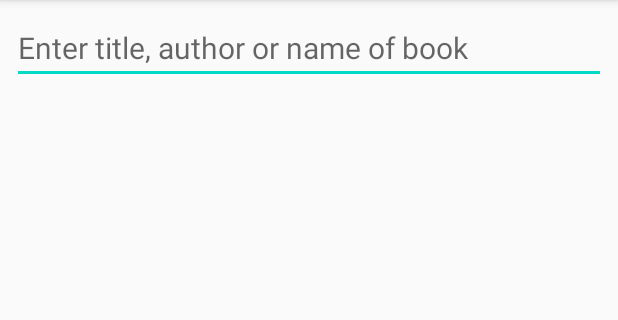
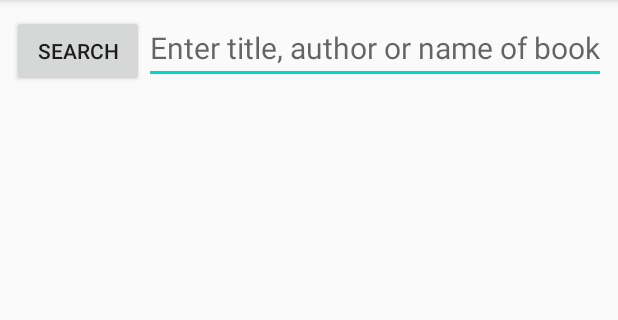
Before and after one commit to Kyoshiin/Book-Finder, an Android app: the screen it shows after launch (BookFinderActivity), on a phone screen of 412 x 824 dp, the part 84-404 px from its top. Run offline under Robolectric (Android 15) with nearby library versions, the phone set to English and light mode, and no system bars.

Commit message:
Added Search Bar

```diff
--- a/app/src/main/java/com/example/bookfinder/BookFinderActivity.java
+++ b/app/src/main/java/com/example/bookfinder/BookFinderActivity.java
@@ -4,7 +4,11 @@ import android.app.LoaderManager;
 import android.app.LoaderManager.LoaderCallbacks;
 import android.content.Loader;
 import android.os.Bundle;
+import android.util.Log;
+import android.view.View;
+import android.widget.EditText;
 import android.widget.ListView;
+import android.widget.Toast;
 
 import androidx.appcompat.app.AppCompatActivity;
 
@@ -16,8 +20,10 @@ public class BookFinderActivity extends AppCompatActivity
 
     private static final String LOG_TAG = BookFinderActivity.class.getName();
 
-    //URL for req book
-    private static final String REQUEST_URL = "https://www.googleapis.com/books/v1/volumes?q=love&maxResults=40";
+    //Temp URL for req book
+    private String temp_url = "https://www.googleapis.com/books/v1/volumes?q=";
+    //Final URL
+    private String REQUEST_URL;
 
     //object for bookadater
     BookAdapter adapter;
@@ -34,14 +40,45 @@ public class BookFinderActivity extends AppCompatActivity
         ListView search_result = (ListView)findViewById(R.id.search_result);
         search_result.setAdapter(adapter);
 
-        //Toast.makeText(this,"Fetching books..",Toast.LENGTH_SHORT).show();
+        //EditText to input search item
+        final EditText search_key = (EditText)findViewById(R.id.search_key);
+
         //creating connection on background thread
-        LoaderManager loaderManager = getLoaderManager();
+        final LoaderManager loaderManager = getLoaderManager();
 
         // Initialize the loader. Pass in any int ID (since using only 1),pass in null for
         // the bundle. Pass in this activity for the LoaderCallbacks parameter
-        loaderManager.initLoader(1, null, this);
+        loaderManager.initLoader(1, null, BookFinderActivity.this);
 
+        //Button for start searching
+        findViewById(R.id.searchbtn).setOnClickListener(new View.OnClickListener() {
+            @Override
+            public void onClick(View v) {
+                String search_input = search_key.getText().toString();
+                //functio to form the final search input URL
+                formatInputSearch(search_input);
+                search_key.setText(search_input); // to display the input text
+
+
+                Toast.makeText(getApplicationContext(),"Fetching books..", Toast.LENGTH_SHORT).show();
+                //for restarting loader when new search item is given
+                loaderManager.restartLoader(1,null,BookFinderActivity.this);
+
+            }
+        });
+    }
+
+    private void formatInputSearch(String search_input) {
+
+        //removing additional trailing spaces
+        search_input = search_input.trim();
+        //replacing space with '+'
+        search_input = search_input.replaceAll("\\s+","+");
+
+        //storing the final url
+        REQUEST_URL = temp_url+search_input+"&maxResults=25&orderBy=newest";
+
+        Log.v(LOG_TAG, "Input URL "+REQUEST_URL);
     }
 
     @Override
--- a/app/src/main/java/com/example/bookfinder/BookLoader.java
+++ b/app/src/main/java/com/example/bookfinder/BookLoader.java
@@ -29,10 +29,10 @@ import java.util.List;
          //This is on a background thread.
         @Override
         public List<Book> loadInBackground() {
+
             if (mUrl == null) {
                 return null;
             }
-
             // Perform the network request, parse the response, and extract a list of Books.
             List<Book> Books = QueryUtil.fetchBookData(mUrl);
             return Books;
--- a/app/src/main/res/layout/search_books.xml
+++ b/app/src/main/res/layout/search_books.xml
@@ -7,13 +7,25 @@
     android:orientation="vertical"
     android:padding="8dp">
 
+    <LinearLayout
+        android:layout_width="wrap_content"
+        android:layout_height="wrap_content">
+
+        <Button
+            android:id="@+id/searchbtn"
+            android:layout_width="wrap_content"
+            android:layout_height="wrap_content"
+            android:text="Search"/>
+
         <EditText
             android:id="@+id/search_key"
             android:layout_width="match_parent"
             android:layout_height="wrap_content"
             android:hint="Enter title, author or name of book"
-        android:inputType="textLongMessage|number|textPersonName"
+            android:inputType="textLongMessage|textPersonName"
             android:textSize="20dp" />
+    </LinearLayout>
+
 
     <ListView
         android:id="@+id/search_result"
```
Also changed, not shown: app/src/main/java/com/example/bookfinder/QueryUtil.java (+4 -4 lines). Lines whose indentation alone changed are shown as unchanged.
